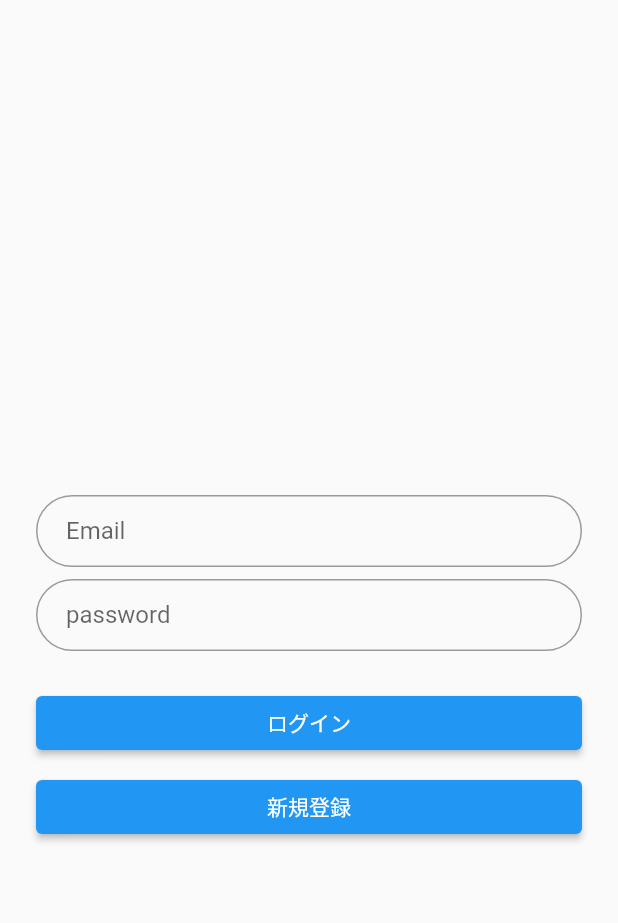
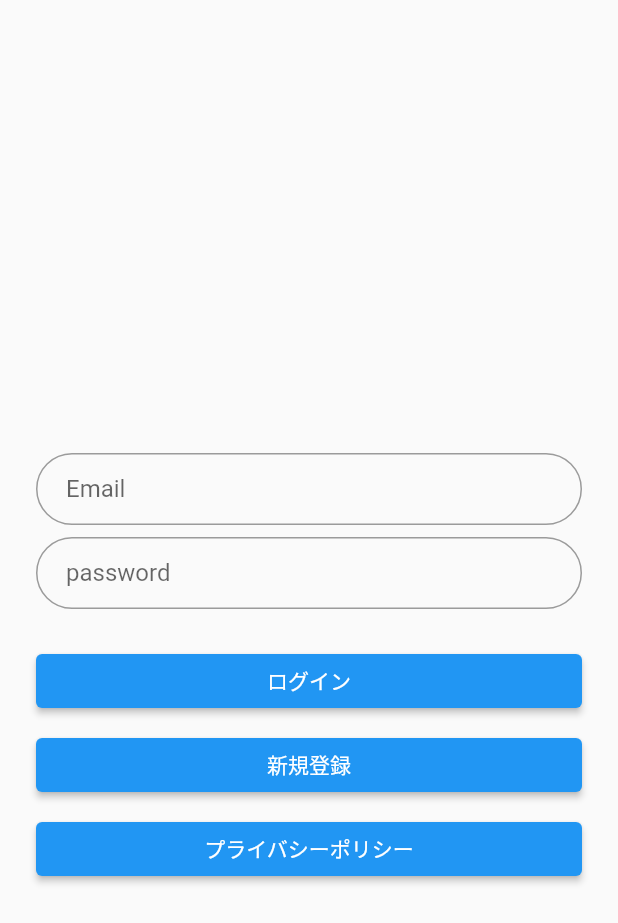
Before and after one commit to dao0203/share_study_app, a Flutter app: the screen it shows after launch, on a phone screen of 412 x 824 dp. Shown: the top 923 px of the screen. Run offline on Flutter 3.47's test engine with Material 2 defaults, Android fonts, the phone set to English and light mode, and no system bars; our stand-ins replace cloud_firestore, firebase_auth, firebase_core, flutter_dotenv, flutter_staggered_animations, freezed_annotation and 2 more; accounts and stored records are empty.

Commit message:
[update] add button at web view

```diff
--- a/lib/view/login_and_registration/login_page.dart
+++ b/lib/view/login_and_registration/login_page.dart
@@ -1,5 +1,6 @@
 import 'package:firebase_auth/firebase_auth.dart';
 import 'package:flutter/material.dart';
+import 'package:share_study_app/view/login_and_registration/privacy_policy_web.dart';
 import 'package:share_study_app/view/login_and_registration/register_page.dart';
 import 'package:share_study_app/view/questions_list/thread_page.dart';
 
@@ -12,7 +13,7 @@ class LoginPage extends StatefulWidget {
 }
 
 class _LoginPageState extends State<LoginPage> {
-  //Formうぃじぇっとを一位に識別するためにグローバルキーを作成
+  //Formウィジェットを一意に識別するためにグローバルキーを作成
   final _formKey = GlobalKey<FormState>();
   final TextEditingController emailController = TextEditingController();
   final TextEditingController passwordController = TextEditingController();
@@ -117,6 +118,13 @@ class _LoginPageState extends State<LoginPage> {
       child: const Text("新規登録"),
     );
 
+    final privacypolicyButton = ElevatedButton(
+      onPressed: () {
+        Navigator.of(context).pushNamed(PrivacyPolicyWebPage.tag);
+      },
+      child: const Text('プライバシーポリシー'),
+    );
+
     return Scaffold(
       body: Center(
         child: Form(
@@ -135,6 +143,8 @@ class _LoginPageState extends State<LoginPage> {
                 loginButton,
                 const SizedBox(height: 8.0),
                 registerButton,
+                const SizedBox(height: 8.0),
+                privacypolicyButton,
               ]),
         ),
       ),
```
